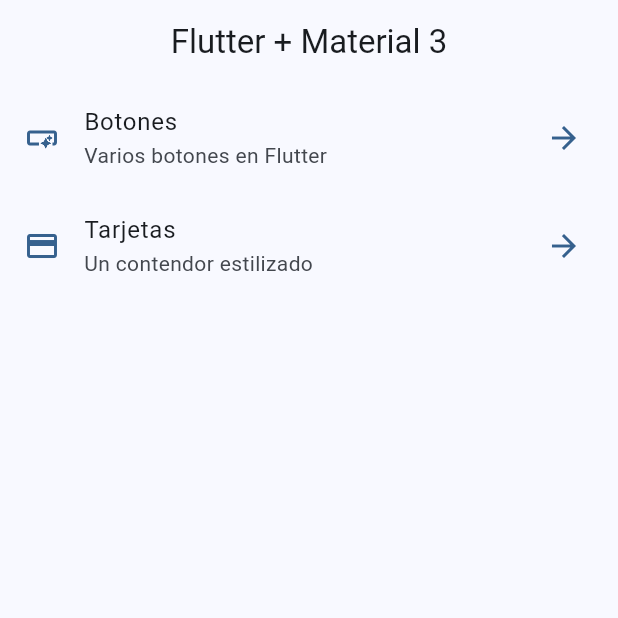
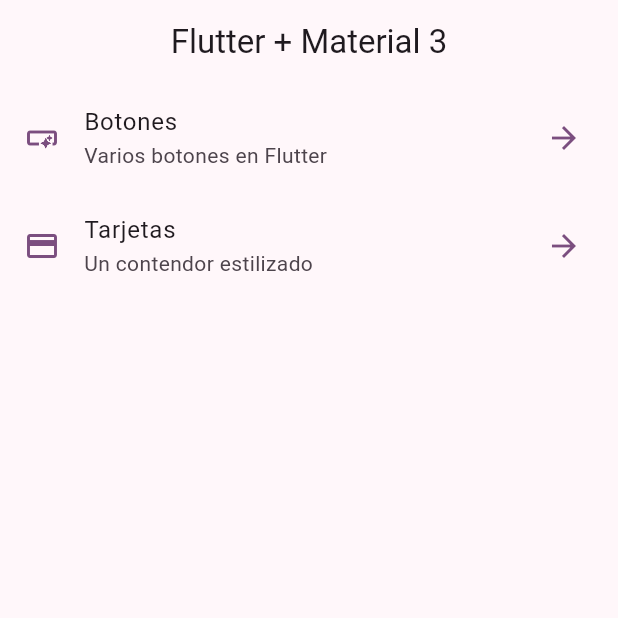
Before and after one commit to SergioBGISC99/widgets_app, a Flutter app: the screen it shows after launch, on a phone screen of 412 x 824 dp, the top half of it. Run offline on Flutter 3.47's test engine with Material 2 defaults, Android fonts, the phone set to English and light mode, and no system bars; our stand-ins replace go_router.

Commit message:
cambio de tema en app

```diff
--- a/lib/main.dart
+++ b/lib/main.dart
@@ -14,7 +14,7 @@ class MainApp extends StatelessWidget {
     return MaterialApp.router(
       routerConfig: appRouter,
       debugShowCheckedModeBanner: false,
-      theme: AppTheme(selectedColor: 0).getTheme(),
+      theme: AppTheme(selectedColor: 7).getTheme(),
     );
   }
 }
```
